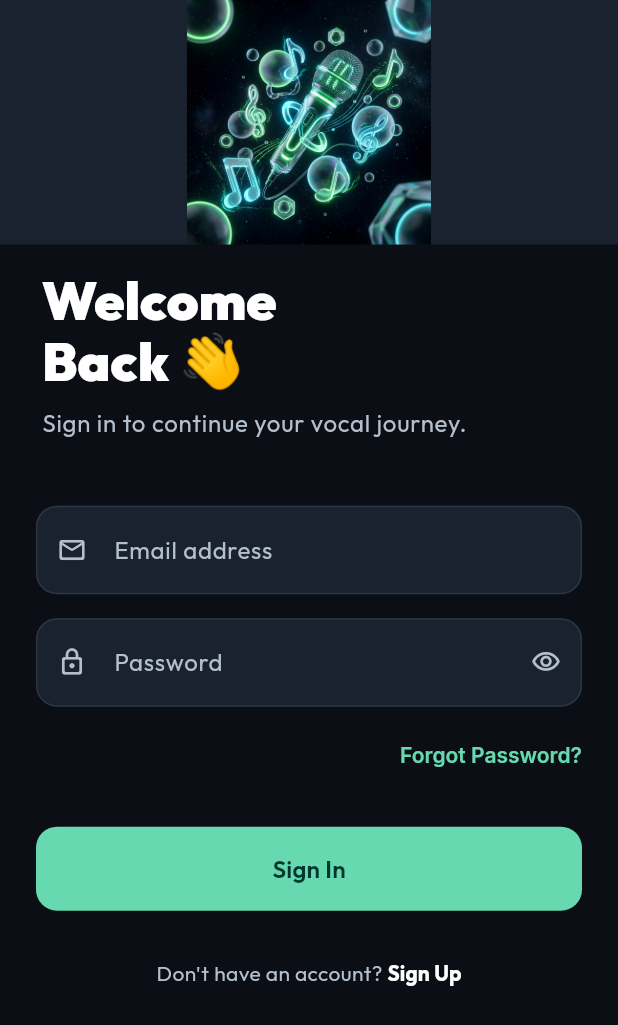
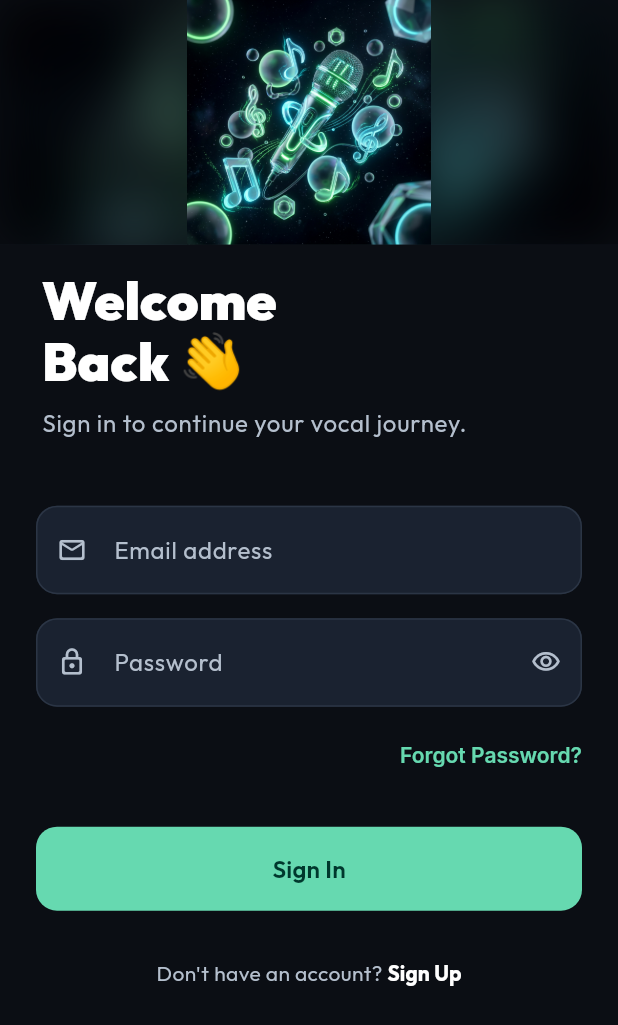
Before and after one commit to GioGabriel/cockatiel, a Flutter app: the screen it shows after launch, after a tap on "Next", after a tap on "I already have an account", on a phone screen of 412 x 824 dp. Shown: the top 1025 px of the screen. Run offline on Flutter 3.47's test engine with Material 3 defaults, Android fonts, the phone set to English and light mode, and no system bars; our stand-ins replace firebase_auth, firebase_core, flutter_local_notifications, google_fonts, just_audio, lottie and 2 more; missing offline and left inert: record; accounts and stored records are empty; network calls fail.

Commit message:
fix: make hero artwork full bleed without cropping

```diff
--- a/mobile/vocal_coach_app/lib/shared/widgets/contained_hero_image.dart
+++ b/mobile/vocal_coach_app/lib/shared/widgets/contained_hero_image.dart
@@ -1,8 +1,10 @@
+import 'dart:ui' show ImageFilter;
+
 import 'package:flutter/material.dart';
 
-/// Displays square product artwork without cropping the composition on wide
-/// screens. The surrounding surface intentionally owns the letterboxing so
-/// the artwork remains complete and the layout stays responsive.
+/// Displays square product artwork as a full-bleed hero without cropping the
+/// primary composition. A softened, dimmed copy fills the panel while the
+/// complete source artwork remains visible in the foreground.
 class ContainedHeroImage extends StatelessWidget {
   const ContainedHeroImage({
     super.key,
@@ -26,7 +28,23 @@ class ContainedHeroImage extends StatelessWidget {
       borderRadius: borderRadius,
       child: ColoredBox(
         color: backgroundColor ?? theme.colorScheme.surfaceContainerHighest,
+        child: Stack(
+          fit: StackFit.expand,
+          children: [
+            ImageFiltered(
+              imageFilter: ImageFilter.blur(sigmaX: 18, sigmaY: 18),
               child: Image.asset(
+                key: ValueKey('contained-hero-image-background-$assetPath'),
+                assetPath,
+                fit: BoxFit.cover,
+                alignment: Alignment.center,
+                excludeFromSemantics: true,
+              ),
+            ),
+            ColoredBox(
+              color: theme.colorScheme.scrim.withValues(alpha: 0.58),
+            ),
+            Image.asset(
               key: ValueKey('contained-hero-image-$assetPath'),
               assetPath,
               width: double.infinity,
@@ -35,6 +53,8 @@ class ContainedHeroImage extends StatelessWidget {
               alignment: Alignment.center,
               semanticLabel: semanticLabel,
             ),
+          ],
+        ),
       ),
     );
   }
```
Also changed, not shown: 1 other file. Lines whose indentation alone changed are shown as unchanged.
